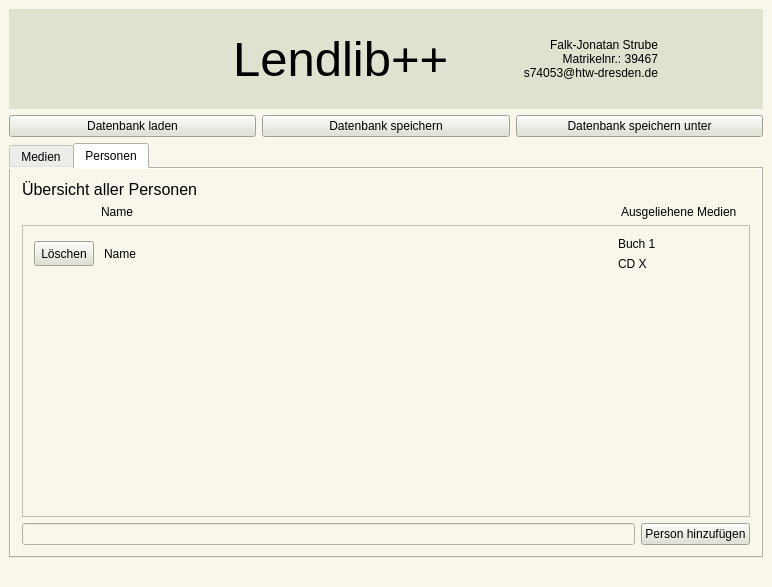
Above: Programmierung 2/Beleg/lendlibpp/mainwindow.ui from genericFJS/htw before the change. Below: the same form after it.
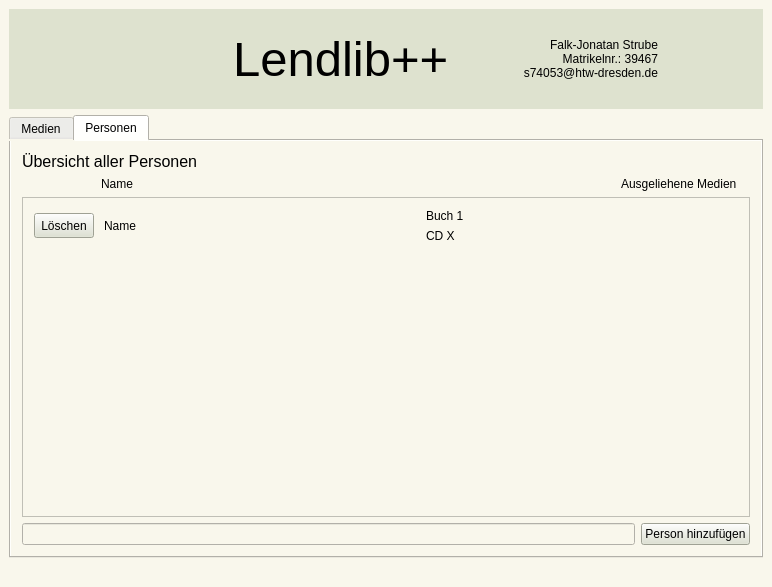
That is the form after the change. The open tabs and pages were chosen to show the change. Icons and pictures are not drawn.

Diff of the .ui file:
```diff
--- a/Programmierung 2/Beleg/lendlibpp/mainwindow.ui
+++ b/Programmierung 2/Beleg/lendlibpp/mainwindow.ui
@@ -565,46 +565,6 @@
       </layout>
      </widget>
     </item>
-    <item>
-     <layout class="QHBoxLayout" name="dbloadsave">
-      <property name="leftMargin">
-       <number>0</number>
-      </property>
-      <property name="rightMargin">
-       <number>0</number>
-      </property>
-      <item>
-       <widget class="QPushButton" name="dbload">
-        <property name="styleSheet">
-         <string notr="true">background: #DEE2CF;</string>
-        </property>
-        <property name="text">
-         <string>Datenbank laden</string>
-        </property>
-       </widget>
-      </item>
-      <item>
-       <widget class="QPushButton" name="dbsave">
-        <property name="styleSheet">
-         <string notr="true">background: #DEE2CF;</string>
-        </property>
-        <property name="text">
-         <string>Datenbank speichern</string>
-        </property>
-       </widget>
-      </item>
-      <item>
-       <widget class="QPushButton" name="dbsaveas">
-        <property name="styleSheet">
-         <string notr="true">background: #DEE2CF;</string>
-        </property>
-        <property name="text">
-         <string>Datenbank speichern unter</string>
-        </property>
-       </widget>
-      </item>
-     </layout>
-    </item>
     <item>
      <widget class="QTabWidget" name="dbtabs">
       <property name="palette">
@@ -1089,7 +1049,7 @@
              <x>0</x>
              <y>0</y>
              <width>728</width>
-             <height>290</height>
+             <height>321</height>
             </rect>
            </property>
            <layout class="QVBoxLayout" name="verticalLayout_5">
@@ -1152,6 +1112,12 @@
                  </item>
                  <item>
                   <widget class="QLabel" name="personName1">
+                   <property name="sizePolicy">
+                    <sizepolicy hsizetype="Preferred" vsizetype="Preferred">
+                     <horstretch>0</horstretch>
+                     <verstretch>0</verstretch>
+                    </sizepolicy>
+                   </property>
                    <property name="text">
                     <string>Name</string>
                    </property>
@@ -1159,15 +1125,21 @@
                  </item>
                  <item>
                   <widget class="QWidget" name="personLent1" native="true">
+                   <property name="sizePolicy">
+                    <sizepolicy hsizetype="Preferred" vsizetype="Preferred">
+                     <horstretch>0</horstretch>
+                     <verstretch>0</verstretch>
+                    </sizepolicy>
+                   </property>
                    <property name="minimumSize">
                     <size>
-                     <width>116</width>
+                     <width>0</width>
                      <height>0</height>
                     </size>
                    </property>
                    <property name="maximumSize">
                     <size>
-                     <width>120</width>
+                     <width>16777215</width>
                      <height>16777215</height>
                     </size>
                    </property>
```
Left out of the diff: 2 changed lines with no effect on the pictures.
